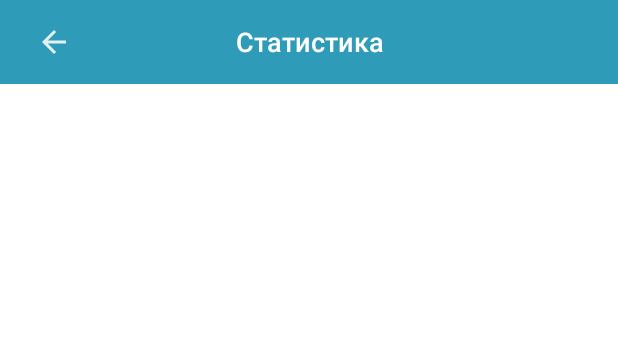
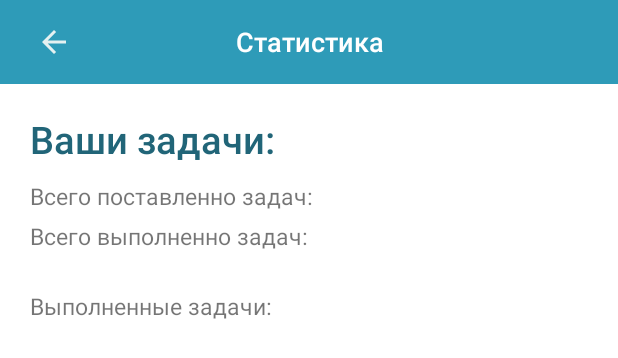
Before and after one commit to FeverDream12/ToDoApp, an Android app: the layout activity_statistic.xml on its own in the app's theme, with its tools: preview values and no code run, on a phone screen of 412 x 824 dp. Shown: the top 358 px of the screen. Run offline under Robolectric (Android 15) with nearby library versions, the phone set to English and light mode, and no system bars.

Commit message:
Add statistic UI and functions

```diff
--- a/app/src/main/res/layout/activity_statistic.xml
+++ b/app/src/main/res/layout/activity_statistic.xml
@@ -43,7 +43,61 @@
 
     </androidx.appcompat.widget.Toolbar>
 
+    <LinearLayout
+        android:layout_width="match_parent"
+        android:layout_height="match_parent"
+        android:layout_marginTop="55dp"
+        android:orientation="vertical"
+        app:layout_constraintTop_toBottomOf="@+id/toolbar">
 
+        <TextView
+            android:id="@+id/statTitle"
+            style="@style/TextAppearance.AppCompat.Title"
+            android:layout_width="match_parent"
+            android:layout_height="wrap_content"
+            android:text="Ваши задачи:"
+            android:textColor="?colorSecondaryVariant"
+            android:textSize="25sp"
+            android:layout_marginTop="20dp"
+            android:layout_marginStart="20dp"/>
+
+        <TextView
+            android:id="@+id/allTaskState"
+            android:layout_width="match_parent"
+            android:layout_height="wrap_content"
+            android:text="Всего поставленно задач: "
+            android:textSize="15sp"
+            android:layout_marginTop="10dp"
+            android:layout_marginStart="20dp"/>
+
+        <TextView
+            android:id="@+id/doneTaskState"
+            android:layout_width="match_parent"
+            android:layout_height="wrap_content"
+            android:text="Всего выполненно задач:"
+            android:textSize="15sp"
+            android:layout_marginTop="5dp"
+            android:layout_marginStart="20dp"/>
+
+        <TextView
+            android:id="@+id/doneTaskTitle"
+            android:layout_width="match_parent"
+            android:layout_height="wrap_content"
+            android:text="Выполненные задачи:"
+            android:textSize="15sp"
+            android:layout_marginTop="25dp"
+            android:layout_marginStart="20dp"/>
+
+        <androidx.recyclerview.widget.RecyclerView
+            android:layout_width="match_parent"
+            android:layout_height="match_parent"
+            android:id="@+id/statListRecycleView"
+            android:layout_marginTop="5dp"
+            android:layout_marginStart="5dp"
+            android:backgroundTint="@color/design_default_color_background"
+            />
+
+    </LinearLayout>
 
 
 
```
Also changed, not shown: app/src/main/java/com/example/todoapp/StatisticActivity.kt (+36 -1 lines).
